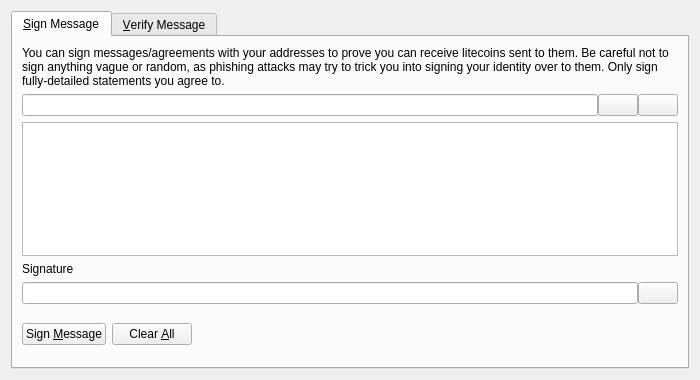
Above: src/qt/forms/signverifymessagedialog.ui from rngcoin-project/rngcoin before the change. Below: the same form after it.
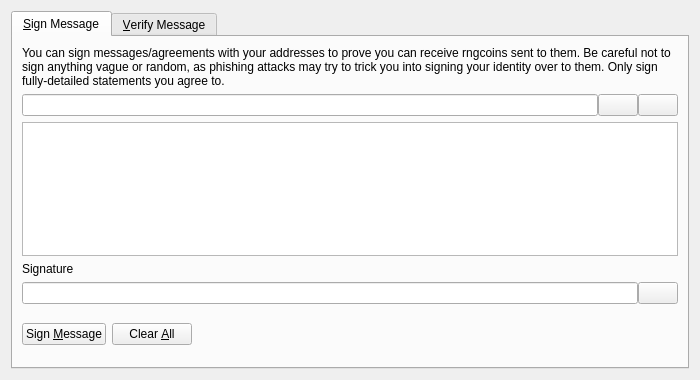
That is the form after the change. Icons and pictures are not drawn. Custom widgets are drawn as their Qt base class.

Commit message: Rename Litecoin -> RNGCoin

Patch:
```diff
--- a/src/qt/forms/signverifymessagedialog.ui
+++ b/src/qt/forms/signverifymessagedialog.ui
@@ -30,7 +30,7 @@
        <item>
         <widget class="QLabel" name="infoLabel_SM">
          <property name="text">
-          <string>You can sign messages/agreements with your addresses to prove you can receive litecoins sent to them. Be careful not to sign anything vague or random, as phishing attacks may try to trick you into signing your identity over to them. Only sign fully-detailed statements you agree to.</string>
+          <string>You can sign messages/agreements with your addresses to prove you can receive rngcoins sent to them. Be careful not to sign anything vague or random, as phishing attacks may try to trick you into signing your identity over to them. Only sign fully-detailed statements you agree to.</string>
          </property>
          <property name="textFormat">
           <enum>Qt::PlainText</enum>
```
Left out of the diff: 8 changed lines with no effect on the pictures. The commit also changes 241 other files.
